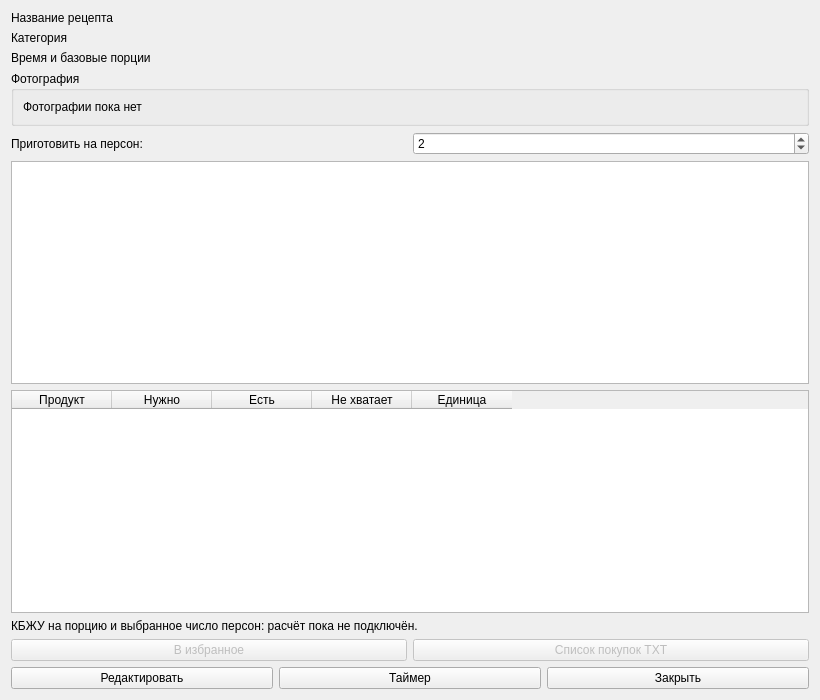
Qt form ui/recipe_card.ui (chaykalla2026-lang/what_to_cook_Project) before a commit.
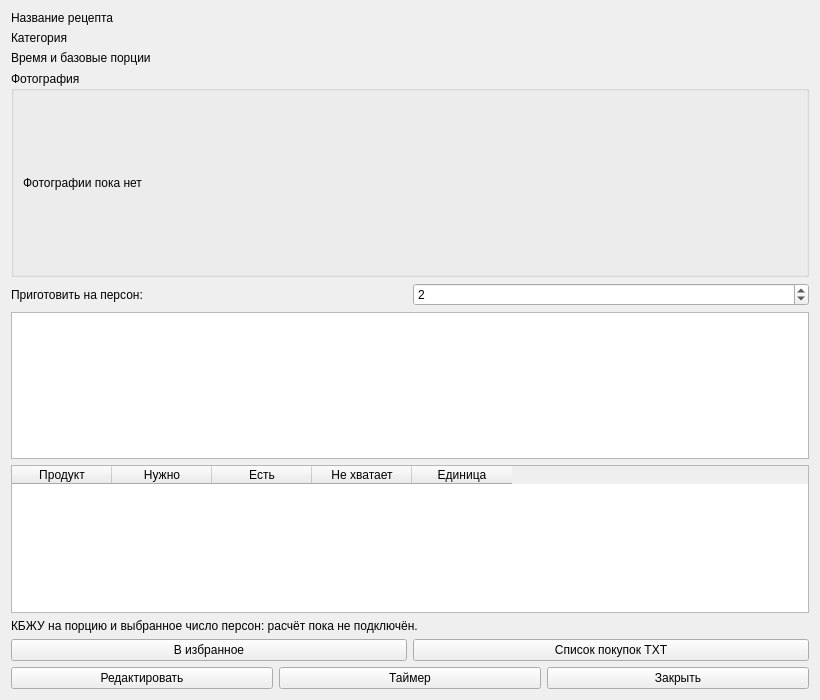
The same form after that commit.

```diff
--- a/ui/recipe_card.ui
+++ b/ui/recipe_card.ui
@@ -58,7 +58,7 @@
         <property name="wordWrap">
          <bool>true</bool>
         </property>
-       </widget>
+       <property name="minimumSize"><size><width>0</width><height>165</height></size></property></widget>
       </item>
      </layout>
     </widget>
@@ -155,10 +155,7 @@
         <string>В избранное</string>
        </property>
        <property name="enabled">
-        <bool>false</bool>
-       </property>
-       <property name="toolTip">
-        <string>Будет подключено на следующем этапе</string>
+        <bool>true</bool>
        </property>
       </widget>
      </item>
@@ -168,10 +165,7 @@
         <string>Список покупок TXT</string>
        </property>
        <property name="enabled">
-        <bool>false</bool>
-       </property>
-       <property name="toolTip">
-        <string>Будет подключено на следующем этапе</string>
+        <bool>true</bool>
        </property>
       </widget>
      </item>
```
Lines whose indentation alone changed are shown as unchanged.
